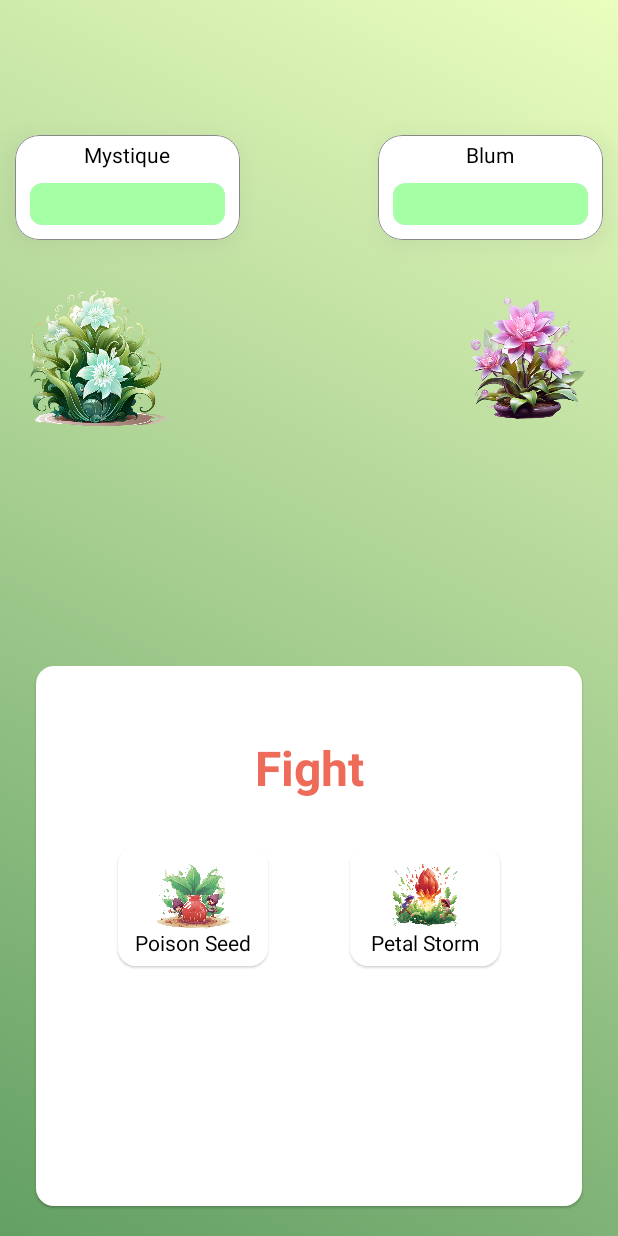
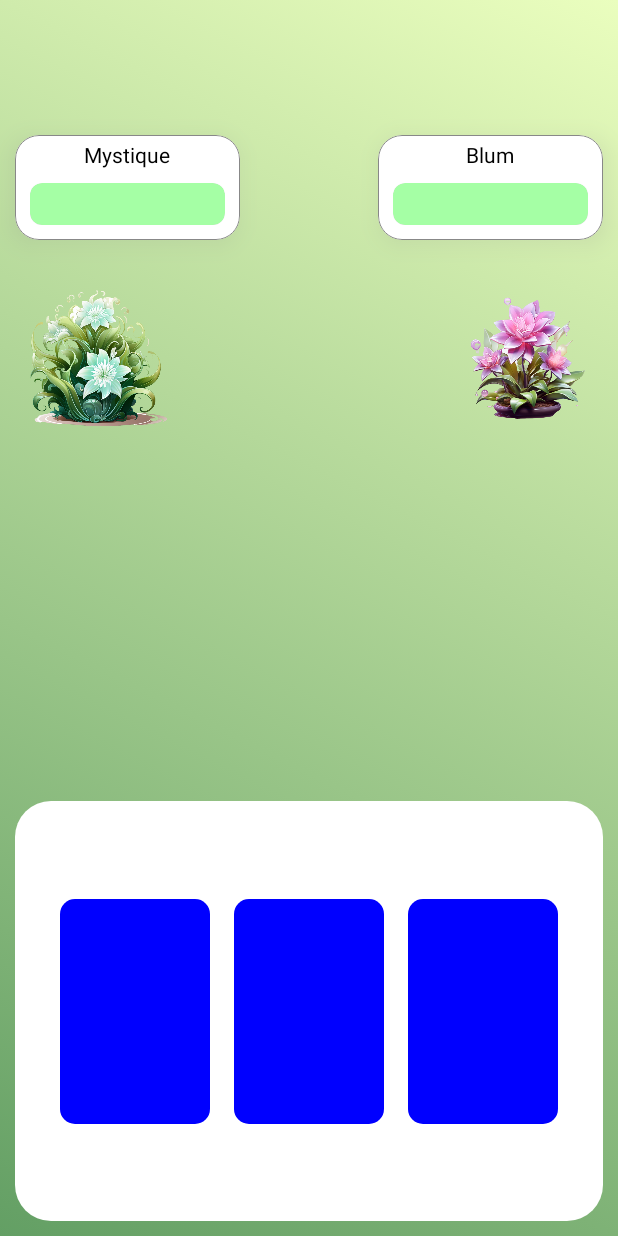
Before and after one commit to Hitoli/Niwa, an Android app built with Jetpack Compose: the @Preview function FightScreenPreview, on a phone screen of 412 x 824 dp. Run offline under Robolectric (Android 15) with nearby library versions, the phone set to English and light mode, and no system bars.

Commit message:
Fighting_Sequence_UI_Update_FightingSequence_cards

```diff
--- a/app/build.gradle.kts
+++ b/app/build.gradle.kts
@@ -1,6 +1,7 @@
 plugins {
     id("com.android.application")
     id("org.jetbrains.kotlin.android")
+    id("com.google.devtools.ksp")
 }
 
 android {
@@ -101,4 +102,9 @@ dependencies {
     implementation("io.ktor:ktor-client-auth:2.3.5")
 
 
+    //Room Library
+    implementation ("androidx.room:room-runtime:2.6.1")
+    ksp ("androidx.room:room-compiler:2.6.1")
+
+
 }
--- a/app/src/main/java/com/example/virtual_plant_pet/Presentation/screen/HomeScreen/FightSequenceScreens/fight_screen.kt
+++ b/app/src/main/java/com/example/virtual_plant_pet/Presentation/screen/HomeScreen/FightSequenceScreens/fight_screen.kt
@@ -1,12 +1,16 @@
 package com.example.virtual_plant_pet.Presentation.screen.HomeScreen.FightSequenceScreens
 
+import android.util.Log
 import androidx.compose.animation.AnimatedVisibility
 import androidx.compose.animation.core.FastOutLinearInEasing
 import androidx.compose.animation.core.FastOutSlowInEasing
 import androidx.compose.animation.core.LinearEasing
 import androidx.compose.animation.core.LinearOutSlowInEasing
+import androidx.compose.animation.core.Spring
+import androidx.compose.animation.core.SpringSpec
 import androidx.compose.animation.core.animateFloat
 import androidx.compose.animation.core.animateFloatAsState
+import androidx.compose.animation.core.animateIntAsState
 import androidx.compose.animation.core.infiniteRepeatable
 import androidx.compose.animation.core.rememberInfiniteTransition
 import androidx.compose.animation.core.tween
@@ -16,6 +20,7 @@ import androidx.compose.foundation.Image
 import androidx.compose.foundation.background
 import androidx.compose.foundation.border
 import androidx.compose.foundation.clickable
+import androidx.compose.foundation.gestures.detectDragGestures
 import androidx.compose.foundation.layout.Arrangement
 import androidx.compose.foundation.layout.Box
 import androidx.compose.foundation.layout.Column
@@ -44,6 +49,7 @@ import androidx.compose.material3.ExperimentalMaterial3Api
 import androidx.compose.material3.Text
 import androidx.compose.runtime.Composable
 import androidx.compose.runtime.getValue
+import androidx.compose.runtime.mutableFloatStateOf
 import androidx.compose.runtime.mutableStateOf
 import androidx.compose.runtime.remember
 import androidx.compose.runtime.rememberCoroutineScope
@@ -57,12 +63,14 @@ import androidx.compose.ui.graphics.Brush
 import androidx.compose.ui.graphics.Color
 import androidx.compose.ui.graphics.ColorFilter
 import androidx.compose.ui.graphics.Path
+import androidx.compose.ui.input.pointer.pointerInput
 import androidx.compose.ui.layout.ContentScale
 import androidx.compose.ui.res.painterResource
 import androidx.compose.ui.text.font.FontFamily
 import androidx.compose.ui.text.font.FontWeight
 import androidx.compose.ui.text.style.TextAlign
 import androidx.compose.ui.tooling.preview.Preview
+import androidx.compose.ui.unit.IntOffset
 import androidx.compose.ui.unit.dp
 import androidx.compose.ui.unit.sp
 import androidx.compose.ui.window.DialogProperties
@@ -80,6 +88,7 @@ import com.example.virtual_plant_pet.ui.theme.virtual_plant_background3
 import com.example.virtual_plant_pet.ui.theme.virtual_plant_background7
 import kotlinx.coroutines.delay
 import kotlinx.coroutines.launch
+import kotlin.math.roundToInt
 
 @OptIn(ExperimentalMaterial3Api::class)
 @Composable
@@ -270,11 +279,16 @@ fun FightScreen(
                         .weight(3f)
                         .size(100.dp)
                         .clip(RoundedCornerShape(24.dp))
-                            .offset(
-                                x = if (isOnFightPressed) value.dp else 0.dp
-                            )
+                        .offset(
+                            x = if (isOnFightPressed) value.dp else 0.dp
+                        )
                 )
-                Box(modifier = Modifier.width(150.dp).height(100.dp).weight(4f)){
+                Box(
+                    modifier = Modifier
+                        .width(150.dp)
+                        .height(100.dp)
+                        .weight(4f)
+                ) {
                     if (isOnFightPressed) {
                         LottieAnimation(
                             composition = composition, modifier = Modifier
@@ -419,25 +433,18 @@ fun FightScreen(
 
             }
 
+
         }
-        FightScreenSheetContent(pad = isPad, onFightPressed = {
-            onFight(it)
-        }, isOnFightPressed = isOnFightPressed, onUsedAmount = {
-            onUsedAmountPlant1(it)
-        }, isOnAttackingPlant = isOnAttackingPlant, AttakPlants, modifier = Modifier
-            .fillMaxWidth()
-            .height(500.dp)
-            .padding(
-                bottom = 20.dp,
-                top = isPad.calculateTopPadding(),
-                start = 24.dp,
-                end = 24.dp
-            )
-            .align(
-                Alignment.BottomCenter
-            )
+        FightCardSequenceScreen(
+            modifier = Modifier
+                .align(Alignment.BottomCenter)
+                .fillMaxWidth()
+                .height(300.dp)
+                .padding(10.dp)
+                .background(
+                    Color.White, RoundedCornerShape(24.dp)
+                )
         )
-
 
     }
 
@@ -449,6 +456,164 @@ fun FightScreen(
     })
 
 
+}
+
+@Composable
+fun FightCardSequenceScreen(modifier: Modifier = Modifier) {
+    val InitialPositionx by remember {
+        mutableStateOf(0f)
+    }
+    val InitialPositiony by remember {
+        mutableStateOf(0f)
+    }
+    var offsetX by remember { mutableFloatStateOf(InitialPositionx) }
+    var offsetY by remember { mutableFloatStateOf(InitialPositiony) }
+    var dragging by remember {
+        mutableStateOf(false)
+    }
+    val draganime = remember {
+        SpringSpec<Int>(stiffness = Spring.StiffnessHigh, visibilityThreshold = 1)
+    }
+    val dropanime = remember {
+        SpringSpec<Int>(stiffness = Spring.StiffnessLow, visibilityThreshold = 1)
+    }
+    val animespec = if (dragging) draganime else dropanime
+
+    var offsetXdrag = animateIntAsState(
+        targetValue = offsetX.roundToInt(), animationSpec = animespec,
+        label = "Animation on offset X"
+    )
+    var offsetYdrag = animateIntAsState(
+        targetValue = offsetY.roundToInt(), animationSpec = animespec,
+        label = "Animation on offset Y"
+    )
+    val InitialPositionx2 by remember {
+        mutableStateOf(0f)
+    }
+    val InitialPositiony2 by remember {
+        mutableStateOf(0f)
+    }
+    var offsetX2 by remember { mutableFloatStateOf(InitialPositionx) }
+    var offsetY2 by remember { mutableFloatStateOf(InitialPositiony) }
+    var dragging2 by remember {
+        mutableStateOf(false)
+    }
+    val draganime2 = remember {
+        SpringSpec<Int>(stiffness = Spring.StiffnessHigh, visibilityThreshold = 1)
+    }
+    val dropanime2 = remember {
+        SpringSpec<Int>(stiffness = Spring.StiffnessLow, visibilityThreshold = 1)
+    }
+    val animespec2 = if (dragging) draganime else dropanime
+
+    var offsetXdrag2 = animateIntAsState(
+        targetValue = offsetX.roundToInt(), animationSpec = animespec,
+        label = "Animation on offset X"
+    )
+    var offsetYdrag2 = animateIntAsState(
+        targetValue = offsetY.roundToInt(), animationSpec = animespec,
+        label = "Animation on offset Y"
+    )
+    val InitialPositionx3 by remember {
+        mutableStateOf(0f)
+    }
+    val InitialPositiony3 by remember {
+        mutableStateOf(0f)
+    }
+    var offsetX3 by remember { mutableFloatStateOf(InitialPositionx) }
+    var offsetY3 by remember { mutableFloatStateOf(InitialPositiony) }
+    var dragging3 by remember {
+        mutableStateOf(false)
+    }
+    val draganime3 = remember {
+        SpringSpec<Int>(stiffness = Spring.StiffnessHigh, visibilityThreshold = 1)
+    }
+    val dropanime3 = remember {
+        SpringSpec<Int>(stiffness = Spring.StiffnessLow, visibilityThreshold = 1)
+    }
+    val animespec3 = if (dragging) draganime else dropanime
+
+    var offsetXdrag3 = animateIntAsState(
+        targetValue = offsetX.roundToInt(), animationSpec = animespec,
+        label = "Animation on offset X"
+    )
+    var offsetYdrag3 = animateIntAsState(
+        targetValue = offsetY.roundToInt(), animationSpec = animespec,
+        label = "Animation on offset Y"
+    )
+
+
+    Box(
+        modifier = modifier
+
+    ) {
+        Row(
+            modifier = Modifier.fillMaxWidth() .height(300.dp),
+            verticalAlignment = Alignment.CenterVertically,
+            horizontalArrangement = Arrangement.Center
+        ) {
+            Box(
+                Modifier
+                    .offset { IntOffset(offsetXdrag.value, offsetYdrag.value) }
+                    .background(Color.Blue, RoundedCornerShape(10.dp))
+                    .size(100.dp, 150.dp)
+                    .pointerInput(Unit) {
+                        detectDragGestures(onDrag = { change, dragAmount ->
+                            change.consume()
+                            dragging = change.pressed
+                            Log.e("dragginf", change.pressed.toString())
+                            offsetX += dragAmount.x
+                            offsetY += dragAmount.y
+                        }, onDragEnd = {
+                            offsetX = InitialPositionx
+                            offsetY = InitialPositiony
+                        })
+                    }
+            )
+            Spacer(modifier = Modifier.size(16.dp))
+            Box(
+                Modifier
+                    .offset { IntOffset(offsetXdrag2.value, offsetXdrag3.value) }
+                    .background(Color.Blue, RoundedCornerShape(10.dp))
+                    .size(100.dp, 150.dp)
+                    .pointerInput(Unit) {
+                        detectDragGestures(onDrag = { change, dragAmount ->
+                            change.consume()
+                            dragging = change.pressed
+                            Log.e("dragginf", change.pressed.toString())
+                            offsetX2 += dragAmount.x
+                            offsetY2 += dragAmount.y
+                        }, onDragEnd = {
+                            offsetX2 = InitialPositionx2
+                            offsetY2 = InitialPositiony2
+                        })
+                    }
+            )
+            Spacer(modifier = Modifier.size(16.dp))
+
+            Box(
+                Modifier
+                    .offset { IntOffset(offsetXdrag3.value, offsetYdrag3.value) }
+                    .background(Color.Blue, RoundedCornerShape(10.dp))
+                    .size(100.dp, 150.dp)
+                    .pointerInput(Unit) {
+                        detectDragGestures(onDrag = { change, dragAmount ->
+                            change.consume()
+                            dragging = change.pressed
+                            Log.e("dragginf", change.pressed.toString())
+                            offsetX3 += dragAmount.x
+                            offsetY3 += dragAmount.y
+                        }, onDragEnd = {
+                            offsetX3 = InitialPositionx3
+                            offsetY3 = InitialPositiony3
+                        })
+                    }
+            )
+        }
+
+
+
+    }
 }
 
 
@@ -567,90 +732,6 @@ fun FightScreenGameResult(onIsVisible: Boolean, onVisible: (Boolean) -> Unit, on
 
 }
 
-@OptIn(ExperimentalMaterial3Api::class)
-@Composable
-fun FightScreenSheetContent(
-    pad: PaddingValues,
-    onFightPressed: (Boolean) -> Unit,
-    isOnFightPressed: Boolean,
-    onUsedAmount: (Int) -> Unit,
-    isOnAttackingPlant: String,
-    AttacksPlant: List<PlantAttacks>, modifier: Modifier = Modifier
-) {
-    val coroutineScope = rememberCoroutineScope()
-
-    ElevatedCard(
-        modifier = modifier,
-        colors = CardDefaults.cardColors(Color.White)
-    ) {
-        Column(
-            modifier = Modifier.fillMaxWidth(),
-            verticalArrangement = Arrangement.Center,
-            horizontalAlignment = Alignment.CenterHorizontally
-        ) {
-            Spacer(modifier = Modifier.size(20.dp))
-            Text(
-                text = isOnAttackingPlant,
-                modifier = Modifier
-                    .fillMaxWidth()
-                    .padding(top = 30.dp)
-                    .height(70.dp),
-                fontSize = 32.sp, color = virtual_plant_background8,
-                fontWeight = FontWeight.Bold,
-                fontFamily = FontFamily.Default, textAlign = TextAlign.Center
-            )
-            AnimatedVisibility(visible = !isOnFightPressed) {
-
-                LazyRow(
-                    modifier = Modifier
-                        .padding(bottom = 10.dp)
-                        .fillMaxWidth()
-                        .background(
-                            Color.White,
-                            RoundedCornerShape(16.dp)
-                        ),
-                    horizontalArrangement = Arrangement.SpaceEvenly,
-                    verticalAlignment = Alignment.CenterVertically
-                ) {
-                    items(AttacksPlant) {
-                        ElevatedCard(
-                            modifier = Modifier
-                                .fillMaxWidth()
-                                .clickable {
-                                    onFightPressed(true)
-                                    coroutineScope.launch {
-                                        delay(1000)
-                                        onFightPressed(false)
-                                        onUsedAmount(90)
-                                    }
-                                }
-                                .height(80.dp), colors = CardDefaults.cardColors(Color.White)
-                        ) {
-                            Column(
-                                modifier = Modifier.size(100.dp),
-                                horizontalAlignment = Alignment.CenterHorizontally,
-                                verticalArrangement = Arrangement.Center
-                            ) {
-                                Image(
-                                    painter = painterResource(id = it.plantImgs),
-                                    contentDescription = "plantAttacks",
-                                    modifier = Modifier.size(50.dp)
-                                )
-                                Text(text = it.attacksName, color = Color.Black)
-                            }
-
-                        }
-                    }
-
-
-                }
-            }
-        }
-
-    }
-
-}
-
 
 @Preview(showBackground = true)
 @Composable
--- a/build.gradle.kts
+++ b/build.gradle.kts
@@ -2,4 +2,5 @@
 plugins {
     id("com.android.application") version "8.1.0" apply false
     id("org.jetbrains.kotlin.android") version "1.9.0" apply false
+    id("com.google.devtools.ksp") version "1.9.0-1.0.13" apply false
 }
```
Also changed, not shown: app/src/main/java/com/example/virtual_plant_pet/Presentation/screen/HomeScreen/FightSequenceScreens/FightCardSequenceScreen.kt (added, +57 -0 lines), app/src/main/java/com/example/virtual_plant_pet/Presentation/screen/HomeScreen/FightSequenceScreens/FightScreenAR.kt (deleted, +0 -41 lines).
